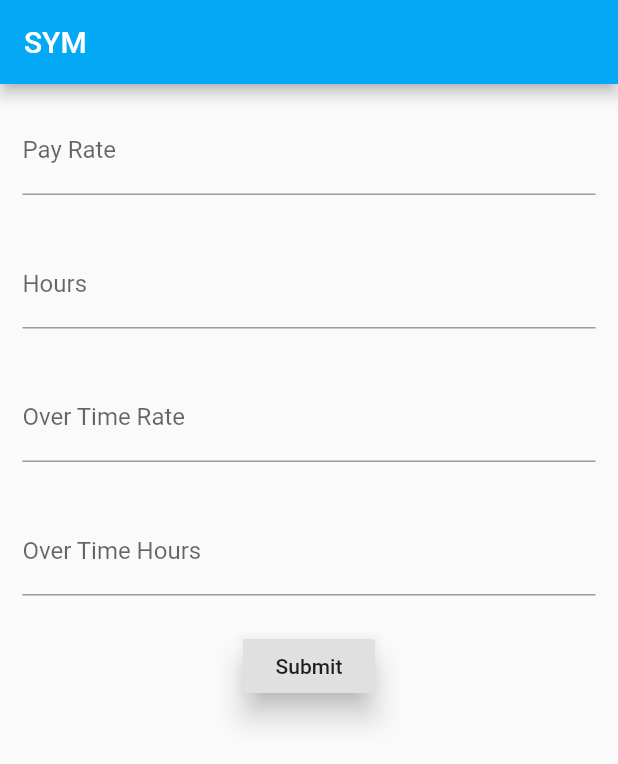
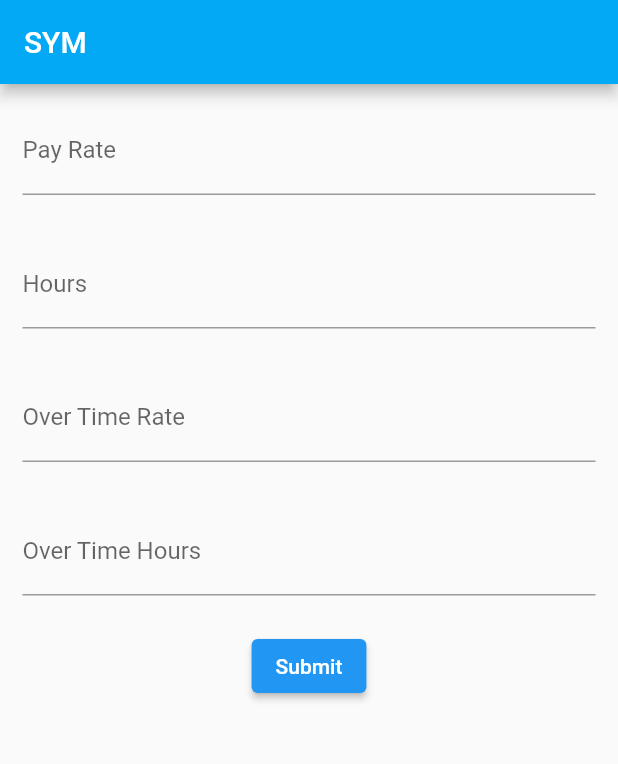
Before and after one commit to Moyyep/SYM, a Flutter app: the screen it shows after launch, on a phone screen of 412 x 824 dp. Shown: the top 764 px of the screen. Run offline on Flutter 3.47's test engine with Material 2 defaults, Android fonts, the phone set to English and light mode, and no system bars; statements that could not run were skipped.

Commit message:
Merge remote-tracking branch 'origin/master'
# Conflicts:
#	lib/main.dart

```diff
--- a/lib/main.dart
+++ b/lib/main.dart
@@ -51,8 +51,8 @@ class _HomeState extends State<Home> {
     var otRateD = double.parse(otRate);
     var otHoursD = double.parse(otHours);
     //calculation output var
-    var regPayD = hoursValD*payRateD;
-    var otPayD =otHoursD*otRateD;
+    var regPayD = hoursValD * payRateD;
+    var otPayD = otHoursD * otRateD;
     var totPayD = regPayD + otPayD;
   }
 
@@ -64,8 +64,6 @@ class _HomeState extends State<Home> {
         title: Text('SYM'),
         backgroundColor: Colors.lightBlue,
       ),
-
-
       body: Column(
         children: [
           Padding(
@@ -100,21 +98,25 @@ class _HomeState extends State<Home> {
           SizedBox(
             height: 8,
           ),
-          RaisedButton(
+
+          ElevatedButton(
             onPressed: _setText,
             child: Text('Submit'),
-            elevation: 8,
           ),
           SizedBox(
             height: 20,
           ),
 
-          // compute pay
-
           // display converted pay in app
-          // Text(regPayD.toString()),
-          // Text(otPay.toString()),
-          // Text(totPayD.toString()),
+          Padding(
+            padding: const EdgeInsets.all(15),
+            child: RichText(
+              text: TextSpan(
+                text: regPayD.toString(),
+                style: TextStyle(color: Colors.black, fontSize: 20),
+              ),
+            ),
+          ),
         ],
       ),
     );
```
